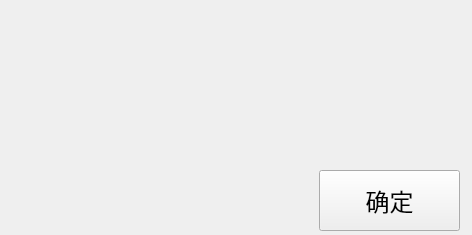
Before: the Qt Designer form custommessagebox.ui in alphonso64/EnergyBox, drawn with Qt 5.
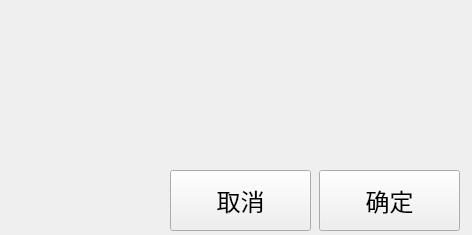
After: the same form once the commit is applied.

Patch:
```diff
--- a/custommessagebox.ui
+++ b/custommessagebox.ui
@@ -70,6 +70,25 @@
     <string/>
    </property>
   </widget>
+  <widget class="QPushButton" name="pushButton_2">
+   <property name="geometry">
+    <rect>
+     <x>170</x>
+     <y>170</y>
+     <width>141</width>
+     <height>61</height>
+    </rect>
+   </property>
+   <property name="font">
+    <font>
+     <family>微软雅黑</family>
+     <pointsize>18</pointsize>
+    </font>
+   </property>
+   <property name="text">
+    <string>取消</string>
+   </property>
+  </widget>
  </widget>
  <resources/>
  <connections/>
```
